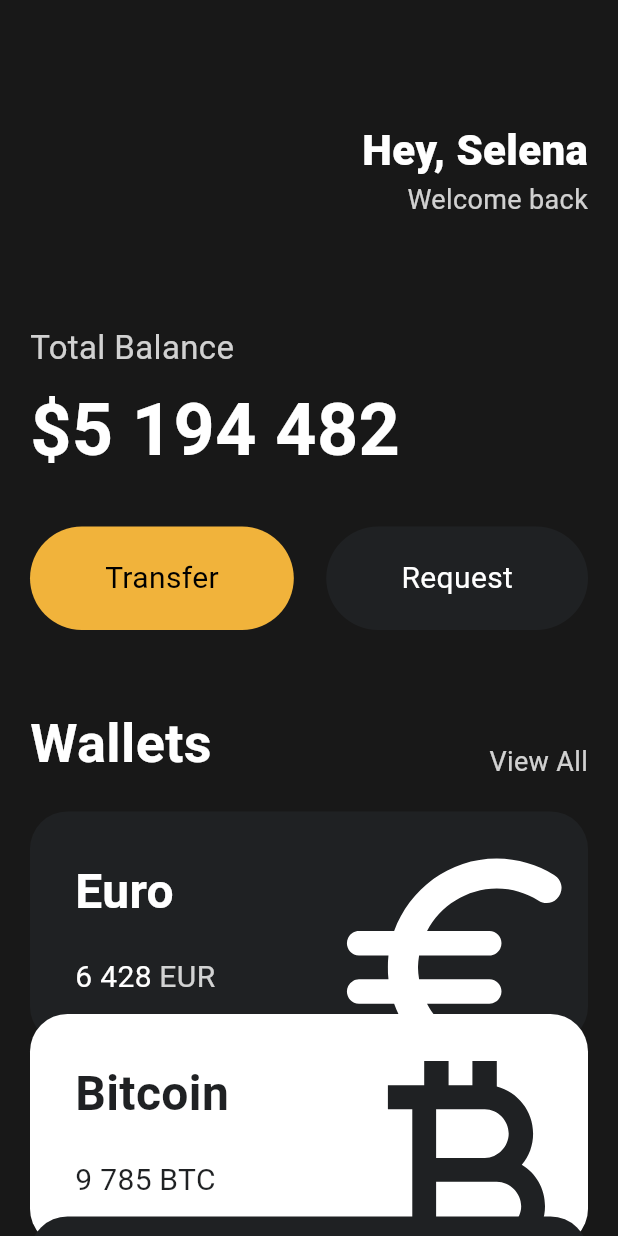
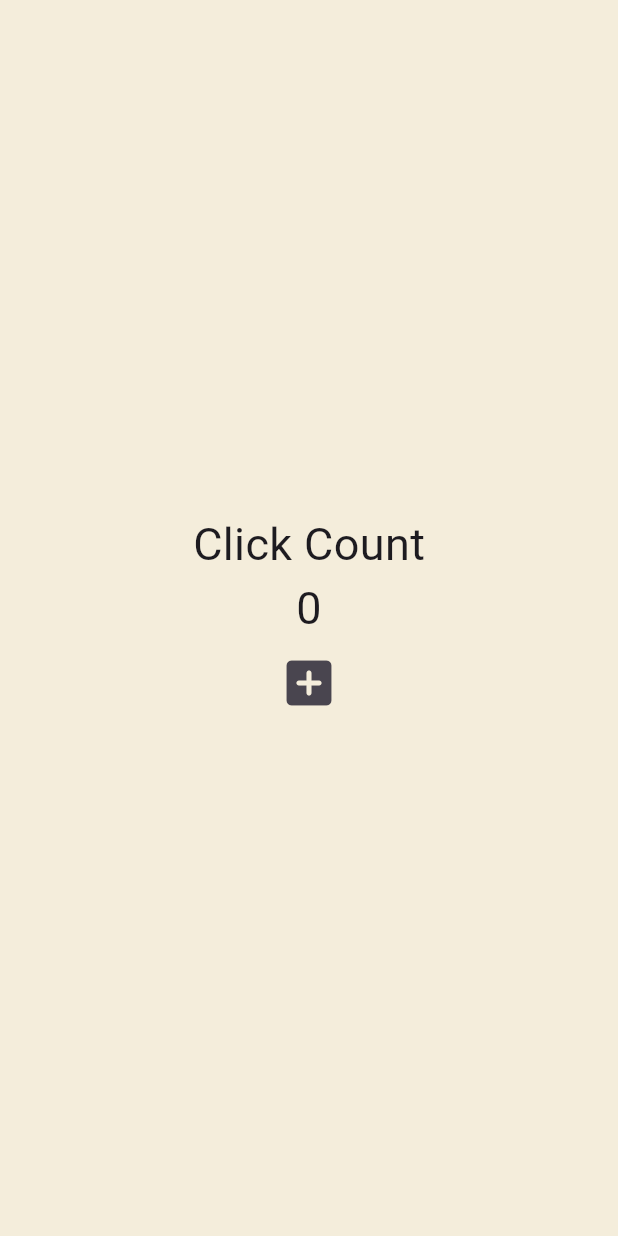
Before and after one commit to writeMaDa/toonflix, a Flutter app: the screen it shows after launch, on a phone screen of 412 x 824 dp. Run offline on Flutter 3.47's test engine with Material 3 defaults, Android fonts, the phone set to English and light mode, and no system bars.

Commit message:
4.0 State

```diff
--- a/lib/main.dart
+++ b/lib/main.dart
@@ -1,146 +1,45 @@
 import 'package:flutter/material.dart';
-import 'package:toonflix/widgets/button.dart';
-import 'package:toonflix/widgets/currency_card.dart';
 
 void main() {
   runApp(const MyApp());
 }
 
-class MyApp extends StatelessWidget {
+class MyApp extends StatefulWidget {
   const MyApp({super.key});
+
+  @override
+  State<MyApp> createState() => _MyAppState();
+}
+
+class _MyAppState extends State<MyApp> {
+  int counter = 0;
+  void onClicked() {
+    counter = counter + 1;
+  }
 
   @override
   Widget build(BuildContext context) {
     return MaterialApp(
       home: Scaffold(
-        backgroundColor: const Color(0xFF181818),
-        body: SingleChildScrollView(
-          child: Padding(
-            padding: const EdgeInsets.symmetric(
-              horizontal: 20,
-            ),
+        backgroundColor: const Color(0xFFF4EDDB),
+        body: Center(
           child: Column(
-              crossAxisAlignment: CrossAxisAlignment.start,
+            mainAxisAlignment: MainAxisAlignment.center,
             children: [
-                const SizedBox(
-                  height: 80,
-                ),
-                const Row(
-                  mainAxisAlignment: MainAxisAlignment.end,
-                  children: [
-                    Column(
-                      crossAxisAlignment: CrossAxisAlignment.end,
-                      children: [
-                        Text(
-                          'Hey, Selena',
-                          style: TextStyle(
-                            color: Colors.white,
-                            fontSize: 28,
-                            fontWeight: FontWeight.w800,
-                          ),
+              const Text(
+                'Click Count',
+                style: TextStyle(fontSize: 30),
               ),
               Text(
-                          'Welcome back',
-                          style: TextStyle(
-                            color: Color.fromRGBO(255, 255, 255, 0.8),
-                            fontSize: 18,
+                '$counter',
+                style: const TextStyle(fontSize: 30),
               ),
+              IconButton(
+                onPressed: onClicked,
+                icon: const Icon(Icons.add_box_rounded),
+                iconSize: 40,
               ),
             ],
-                    )
-                  ],
-                ),
-                const SizedBox(
-                  height: 70,
-                ),
-                Text(
-                  'Total Balance',
-                  style: TextStyle(
-                    fontSize: 22,
-                    color: Colors.white.withOpacity(0.8),
-                  ),
-                ),
-                const SizedBox(
-                  height: 5,
-                ),
-                const Text(
-                  '\$5 194 482',
-                  style: TextStyle(
-                    fontSize: 48,
-                    fontWeight: FontWeight.w600,
-                    color: Colors.white,
-                  ),
-                ),
-                const SizedBox(
-                  height: 30,
-                ),
-                const Row(
-                  mainAxisAlignment: MainAxisAlignment.spaceBetween,
-                  children: [
-                    Button(
-                      text: 'Transfer',
-                      bgColor: Color(0xFFF1B33B),
-                      textColor: Colors.black,
-                    ),
-                    Button(
-                      text: 'Request',
-                      bgColor: Color(0xFF1F2123),
-                      textColor: Colors.white,
-                    ),
-                  ],
-                ),
-                const SizedBox(
-                  height: 50,
-                ),
-                Row(
-                  crossAxisAlignment: CrossAxisAlignment.end,
-                  mainAxisAlignment: MainAxisAlignment.spaceBetween,
-                  children: [
-                    const Text(
-                      'Wallets',
-                      style: TextStyle(
-                        color: Colors.white,
-                        fontSize: 36,
-                        fontWeight: FontWeight.w600,
-                      ),
-                    ),
-                    Text(
-                      'View All',
-                      style: TextStyle(
-                        color: Colors.white.withOpacity(0.8),
-                        fontSize: 18,
-                      ),
-                    ),
-                  ],
-                ),
-                const SizedBox(
-                  height: 20,
-                ),
-                const CurrencyCard(
-                  name: 'Euro',
-                  code: 'EUR',
-                  amount: '6 428',
-                  icon: Icons.euro_rounded,
-                  isInverted: false,
-                ),
-                const CurrencyCard(
-                  name: 'Bitcoin',
-                  code: 'BTC',
-                  amount: '9 785',
-                  icon: Icons.currency_bitcoin,
-                  isInverted: true,
-                  cardOffset: 2,
-                ),
-                const CurrencyCard(
-                  name: 'Dollar',
-                  code: 'USD',
-                  amount: '428',
-                  icon: Icons.attach_money_outlined,
-                  isInverted: false,
-                  cardOffset: 3,
-                ),
-              ],
-            ),
           ),
         ),
       ),
```
Lines whose indentation alone changed are shown as unchanged.
